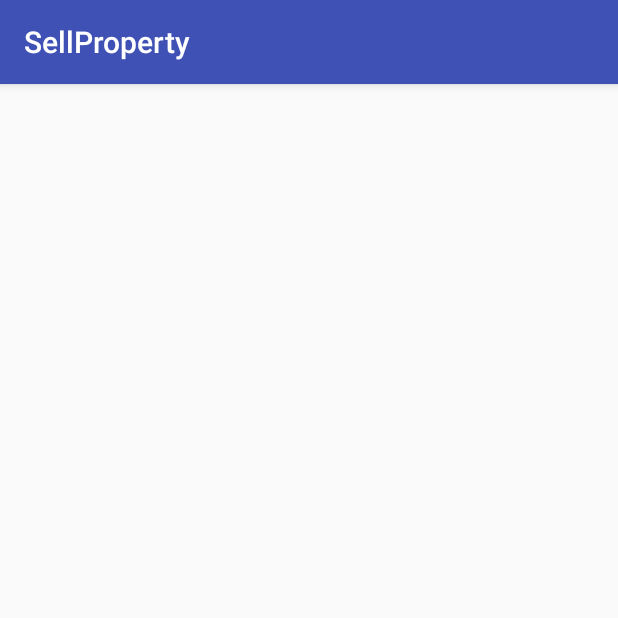
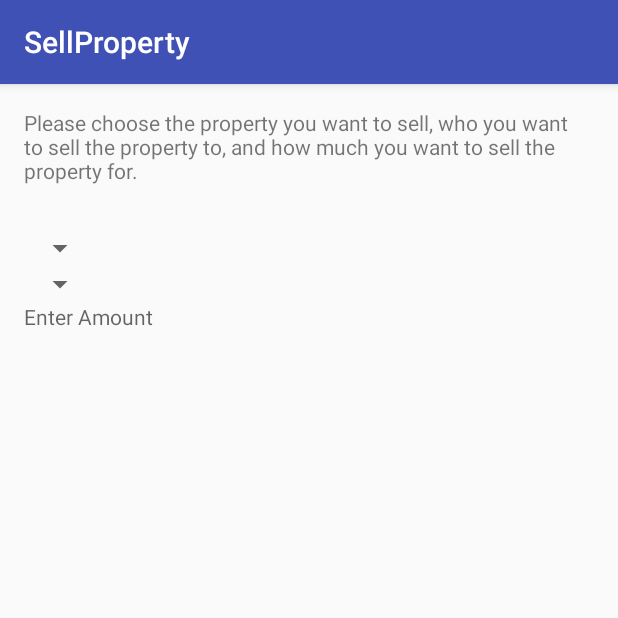
Before and after one commit to TeamVenture457/Monopoly2, an Android app: the SellProperty screen opened directly, with no data from a screen before it, on a phone screen of 412 x 824 dp, the top half of it. Run offline under Robolectric (Android 15) with nearby library versions, the light colour scheme and no system bars.

Commit message:
Working on the sell property activity.

```diff
--- a/app/src/main/res/layout/content_sell_property.xml
+++ b/app/src/main/res/layout/content_sell_property.xml
@@ -12,4 +12,43 @@
     tools:context="venture.cs414.android.monopoly2.frontend.SellProperty"
     tools:showIn="@layout/activity_sell_property">
 
+    <TextView
+        android:layout_width="wrap_content"
+        android:layout_height="wrap_content"
+        android:text="Please choose the property you want to sell, who you want to sell the property to, and how much you want to sell the property for."
+        android:id="@+id/PlayerInstructionsLabel"
+        android:layout_alignParentTop="true"
+        android:layout_alignParentLeft="true"
+        android:layout_alignParentStart="true"
+        android:layout_alignParentRight="true"
+        android:layout_alignParentEnd="true" />
+
+    <Spinner
+        android:layout_width="wrap_content"
+        android:layout_height="wrap_content"
+        android:id="@+id/SelectPropertyDropDown"
+        android:layout_below="@+id/PlayerInstructionsLabel"
+        android:layout_alignParentLeft="true"
+        android:layout_alignParentStart="true"
+        android:layout_marginTop="30dp"
+        android:spinnerMode="dropdown" />
+
+    <Spinner
+        android:layout_width="wrap_content"
+        android:layout_height="wrap_content"
+        android:id="@+id/SelectPlayerDropDown"
+        android:layout_below="@+id/SelectPropertyDropDown"
+        android:layout_alignParentLeft="true"
+        android:layout_alignParentStart="true" />
+
+    <TextView
+        android:layout_width="wrap_content"
+        android:layout_height="wrap_content"
+        android:id="@+id/AmountTextField"
+        android:layout_below="@+id/SelectPlayerDropDown"
+        android:layout_alignParentLeft="true"
+        android:layout_alignParentStart="true"
+        android:layout_alignParentRight="true"
+        android:layout_alignParentEnd="true"
+        android:hint="Enter Amount"/>
 </RelativeLayout>
```
